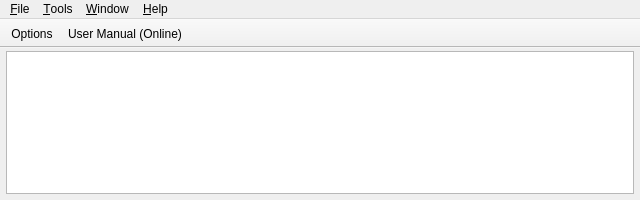
Qt form mainwindow.ui (albar965/littlenavconnect) before a commit.
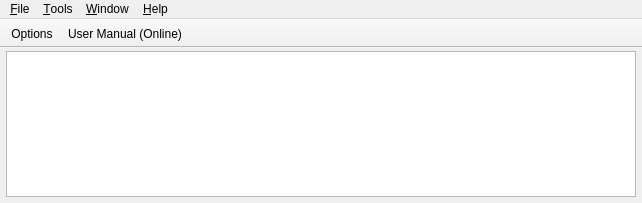
The same form after that commit. Icons and pictures are not drawn.

```diff
--- a/mainwindow.ui
+++ b/mainwindow.ui
@@ -6,8 +6,8 @@
    <rect>
     <x>0</x>
     <y>0</y>
-    <width>640</width>
-    <height>200</height>
+    <width>642</width>
+    <height>203</height>
    </rect>
   </property>
   <property name="windowTitle">
@@ -57,7 +57,7 @@
     <rect>
      <x>0</x>
      <y>0</y>
-     <width>640</width>
+     <width>642</width>
      <height>22</height>
     </rect>
    </property>
```
